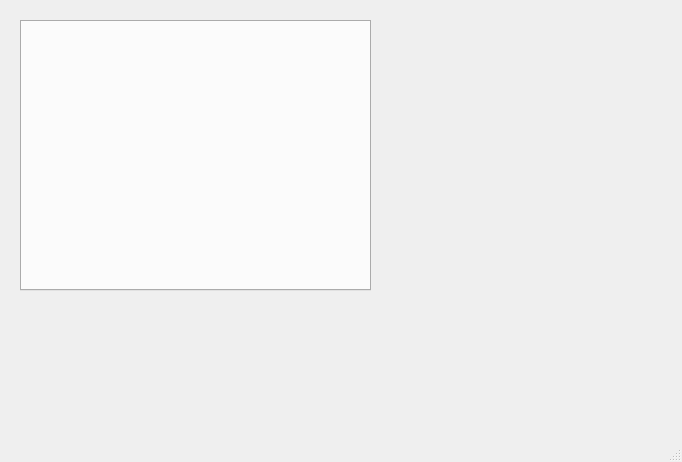
Old version of the form Tools/MHealthReport/mainapp.ui in the repository zyq1569/HealthApp.
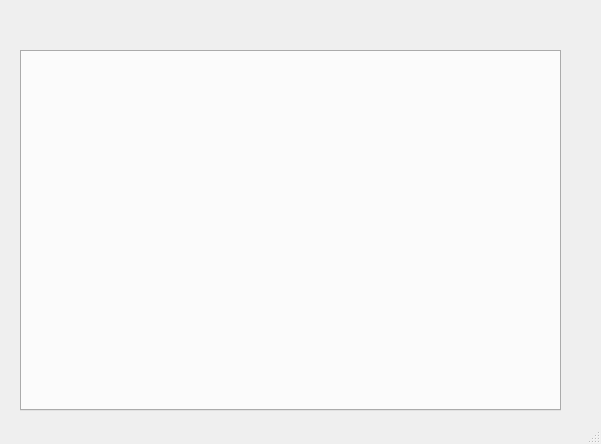
New version of the form.

Commit message: add study register ui

```diff
--- a/Tools/MHealthReport/mainapp.ui
+++ b/Tools/MHealthReport/mainapp.ui
@@ -6,8 +6,8 @@
    <rect>
     <x>0</x>
     <y>0</y>
-    <width>682</width>
-    <height>462</height>
+    <width>601</width>
+    <height>444</height>
    </rect>
   </property>
   <property name="windowTitle">
@@ -18,9 +18,9 @@
     <property name="geometry">
      <rect>
       <x>20</x>
-      <y>20</y>
-      <width>351</width>
-      <height>271</height>
+      <y>50</y>
+      <width>541</width>
+      <height>361</height>
      </rect>
     </property>
     <property name="minimumSize">
```
The commit also changes 3 other files.
